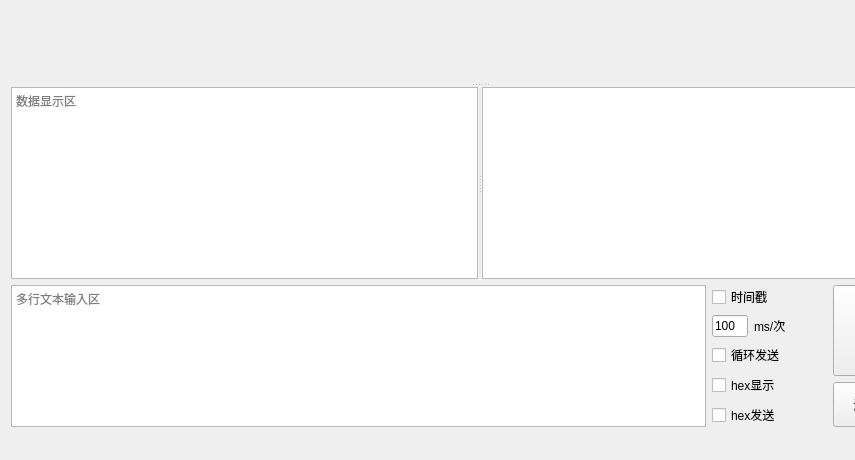
Old version of the form ComAssistant/mainwindow.ui in the repository petertheprocess/ComAssistant; both pictures show x 0 to 855 and y 260 to 720 of the 960 by 720 pixel window.
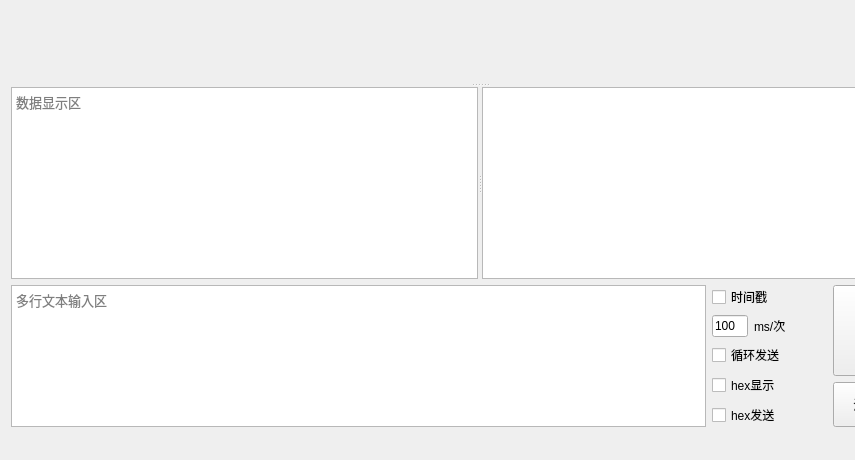
New version of the form. Custom widgets are drawn as their Qt base class.

```diff
--- a/ComAssistant/mainwindow.ui
+++ b/ComAssistant/mainwindow.ui
@@ -19,6 +19,12 @@
      <layout class="QHBoxLayout" name="horizontalLayout_3" stretch="6,1,1">
       <item>
        <widget class="QTextEdit" name="textEdit">
+        <property name="font">
+         <font>
+          <family>Consolas</family>
+          <pointsize>10</pointsize>
+         </font>
+        </property>
         <property name="documentTitle">
          <string/>
         </property>
@@ -26,8 +32,8 @@
          <string>&lt;!DOCTYPE HTML PUBLIC &quot;-//W3C//DTD HTML 4.0//EN&quot; &quot;http://www.w3.org/TR/REC-html40/strict.dtd&quot;&gt;
 &lt;html&gt;&lt;head&gt;&lt;meta name=&quot;qrichtext&quot; content=&quot;1&quot; /&gt;&lt;style type=&quot;text/css&quot;&gt;
 p, li { white-space: pre-wrap; }
-&lt;/style&gt;&lt;/head&gt;&lt;body style=&quot; font-family:'SimSun'; font-size:9pt; font-weight:400; font-style:normal;&quot;&gt;
-&lt;p style=&quot;-qt-paragraph-type:empty; margin-top:0px; margin-bottom:0px; margin-left:0px; margin-right:0px; -qt-block-indent:0; text-indent:0px; font-family:'SimSun';&quot;&gt;&lt;br /&gt;&lt;/p&gt;&lt;/body&gt;&lt;/html&gt;</string>
+&lt;/style&gt;&lt;/head&gt;&lt;body style=&quot; font-family:'Consolas'; font-size:10pt; font-weight:400; font-style:normal;&quot;&gt;
+&lt;p style=&quot;-qt-paragraph-type:empty; margin-top:0px; margin-bottom:0px; margin-left:0px; margin-right:0px; -qt-block-indent:0; text-indent:0px; font-family:'SimSun'; font-size:9pt;&quot;&gt;&lt;br /&gt;&lt;/p&gt;&lt;/body&gt;&lt;/html&gt;</string>
         </property>
         <property name="placeholderText">
          <string>多行文本输入区</string>
@@ -301,7 +307,7 @@
       </item>
      </layout>
     </item>
-    <item row="1" column="0">
+    <item row="1" column="0" rowspan="2">
      <widget class="QSplitter" name="splitter_2">
       <property name="sizePolicy">
        <sizepolicy hsizetype="Expanding" vsizetype="Expanding">
@@ -336,22 +342,15 @@
        <property name="orientation">
         <enum>Qt::Horizontal</enum>
        </property>
-       <widget class="QTextEdit" name="textBrowser">
-        <property name="minimumSize">
-         <size>
-          <width>0</width>
-          <height>0</height>
-         </size>
+       <widget class="QTextBrowser" name="textBrowser">
+        <property name="font">
+         <font>
+          <family>Consolas</family>
+          <pointsize>10</pointsize>
+         </font>
         </property>
-        <property name="documentTitle">
-         <string/>
-        </property>
-        <property name="html">
-         <string>&lt;!DOCTYPE HTML PUBLIC &quot;-//W3C//DTD HTML 4.0//EN&quot; &quot;http://www.w3.org/TR/REC-html40/strict.dtd&quot;&gt;
-&lt;html&gt;&lt;head&gt;&lt;meta name=&quot;qrichtext&quot; content=&quot;1&quot; /&gt;&lt;style type=&quot;text/css&quot;&gt;
-p, li { white-space: pre-wrap; }
-&lt;/style&gt;&lt;/head&gt;&lt;body style=&quot; font-family:'SimSun'; font-size:9pt; font-weight:400; font-style:normal;&quot;&gt;
-&lt;p style=&quot;-qt-paragraph-type:empty; margin-top:0px; margin-bottom:0px; margin-left:0px; margin-right:0px; -qt-block-indent:0; text-indent:0px; font-family:'SimSun';&quot;&gt;&lt;br /&gt;&lt;/p&gt;&lt;/body&gt;&lt;/html&gt;</string>
+        <property name="textInteractionFlags">
+         <set>Qt::LinksAccessibleByKeyboard|Qt::LinksAccessibleByMouse|Qt::TextBrowserInteraction|Qt::TextEditable|Qt::TextEditorInteraction|Qt::TextSelectableByKeyboard|Qt::TextSelectableByMouse</set>
         </property>
         <property name="placeholderText">
          <string>数据显示区</string>
```
Left out of the diff: 16 changed lines with no effect on the pictures.
